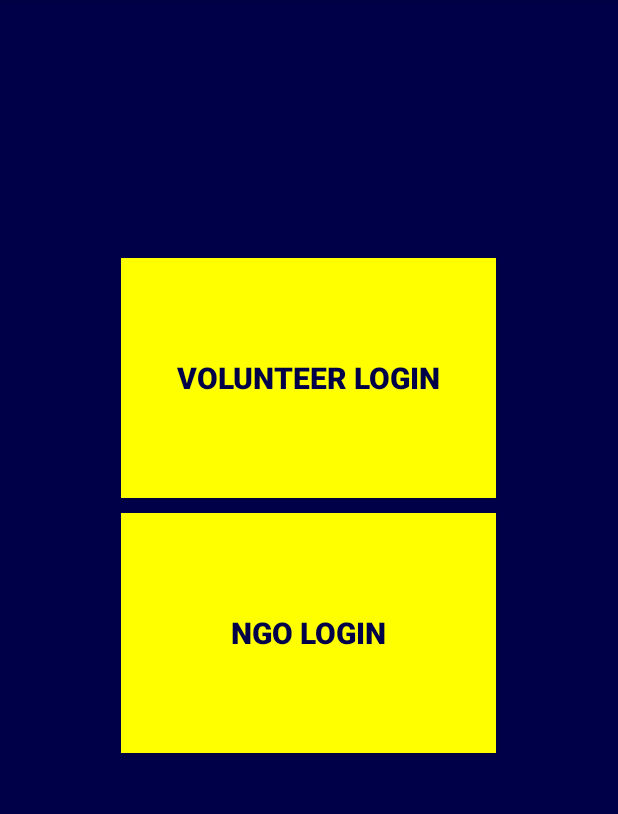
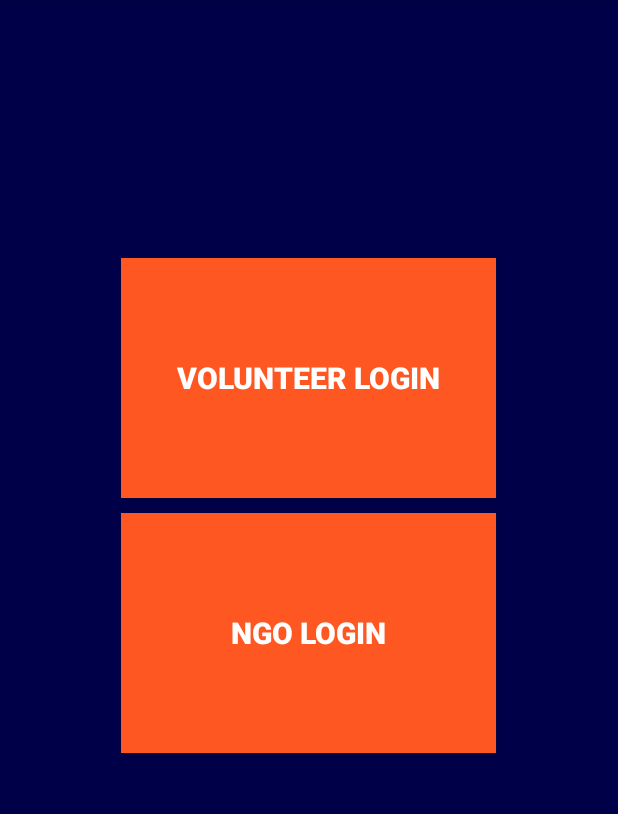
Before and after one commit to Parth-Pitrubhakta/HackSVIT, an Android app: the loginSelectPage screen opened directly, with no data from a screen before it, on a phone screen of 412 x 824 dp, the part 84-898 px from its top. Run offline under Robolectric (Android 15) with nearby library versions, the phone set to English and light mode, and no system bars.

Commit message:
frontend updates 3

```diff
--- a/app/src/main/java/com/example/hacksvit/ngoLoginPage.kt
+++ b/app/src/main/java/com/example/hacksvit/ngoLoginPage.kt
@@ -27,15 +27,11 @@ class ngoLoginPage : AppCompatActivity() {
 
             updatedata(Name_ngo.text.toString(),Address_ngo.text.toString(),
                 Email_ngo.text.toString(),Phone_no_ngo.text.toString()
-
             )
-
         }
-
     }
 
     private fun updatedata(Name_ngo: String, Address_ngo: String, Email_ngo: String, Phone_no_ngo: String) {
-
 
         val database = Firebase.database.reference
         val ngoLoginPage1 = userLogindata(Name_ngo, Address_ngo, Email_ngo, Phone_no_ngo)
--- a/app/src/main/res/layout/activity_login_select_page.xml
+++ b/app/src/main/res/layout/activity_login_select_page.xml
@@ -17,8 +17,8 @@
         app:cardElevation="5dp"
         android:textSize="20sp"
         android:textStyle="bold"
-        android:background="@color/yellow"
-        android:textColor="@color/backgroundColor"
+        android:background="@color/orange"
+        android:textColor="@color/white"
         android:text="Volunteer Login"
         app:layout_constraintBottom_toBottomOf="parent"
         app:layout_constraintEnd_toEndOf="parent"
@@ -38,8 +38,8 @@
         app:cardCornerRadius="20dp"
         app:cardElevation="5dp"
         android:text="NGO Login"
-        android:textColor="@color/backgroundColor"
-        android:background="@color/yellow"
+        android:textColor="@color/white"
+        android:background="@color/orange"
         android:textStyle="bold"
         android:textSize="20sp"
         app:layout_constraintEnd_toEndOf="parent"
```
Also changed, not shown: 1 other file.
